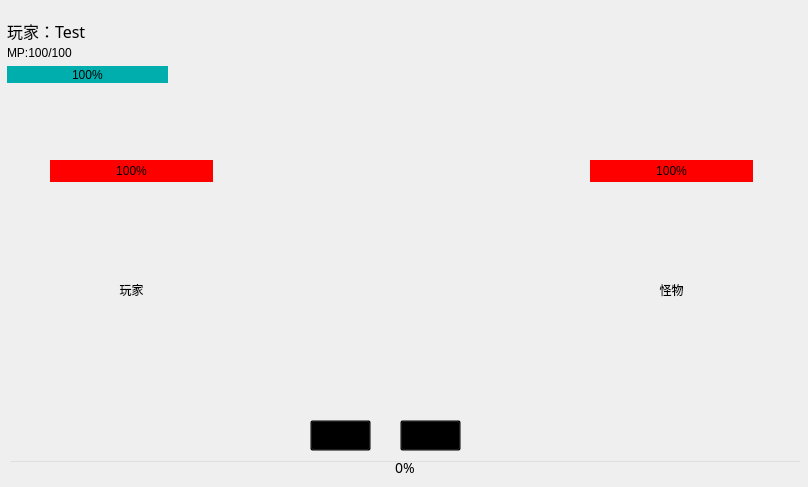
Above: ui_test_project.ui from jonny030/RPG before the change. Below: the same form after it.
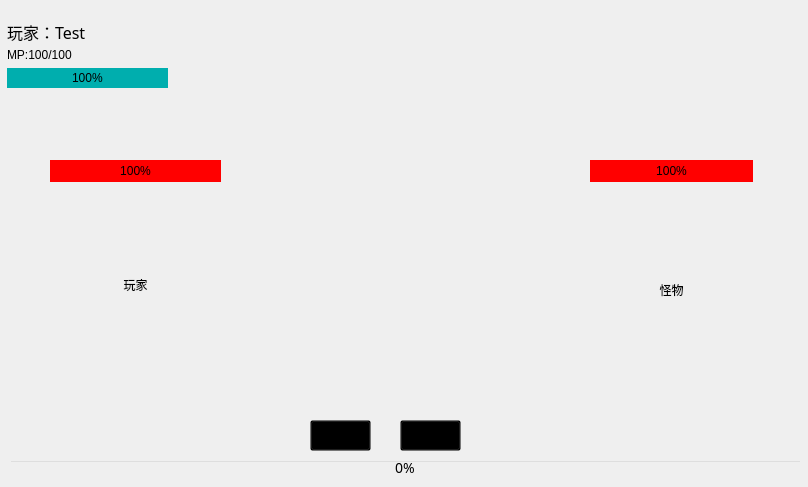
That is the form after the change. Icons and pictures are not drawn.

The edit to the form file:
```diff
--- a/ui_test_project.ui
+++ b/ui_test_project.ui
@@ -180,7 +180,7 @@
       <x>7</x>
       <y>22</y>
       <width>161</width>
-      <height>61</height>
+      <height>66</height>
      </rect>
     </property>
     <layout class="QVBoxLayout" name="verticalLayout_2">
@@ -231,8 +231,8 @@
      <rect>
       <x>50</x>
       <y>160</y>
-      <width>163</width>
-      <height>231</height>
+      <width>171</width>
+      <height>221</height>
      </rect>
     </property>
     <layout class="QGridLayout" name="gridLayout">
```
Left out of the diff: 6 changed lines with no effect on the pictures.
